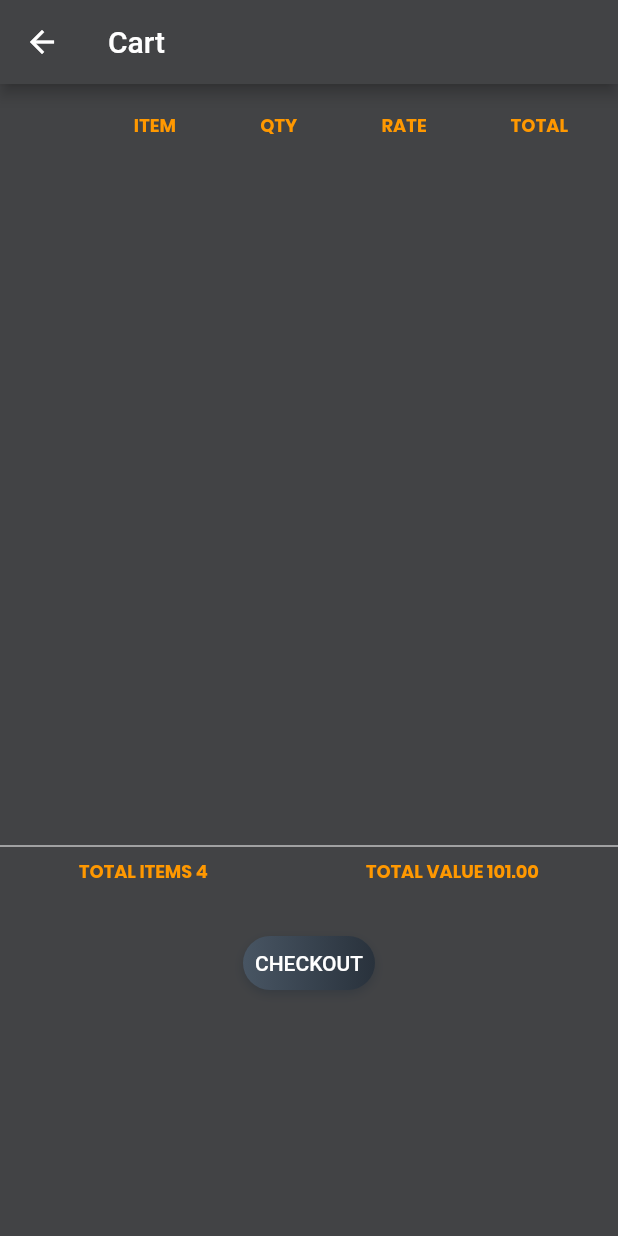
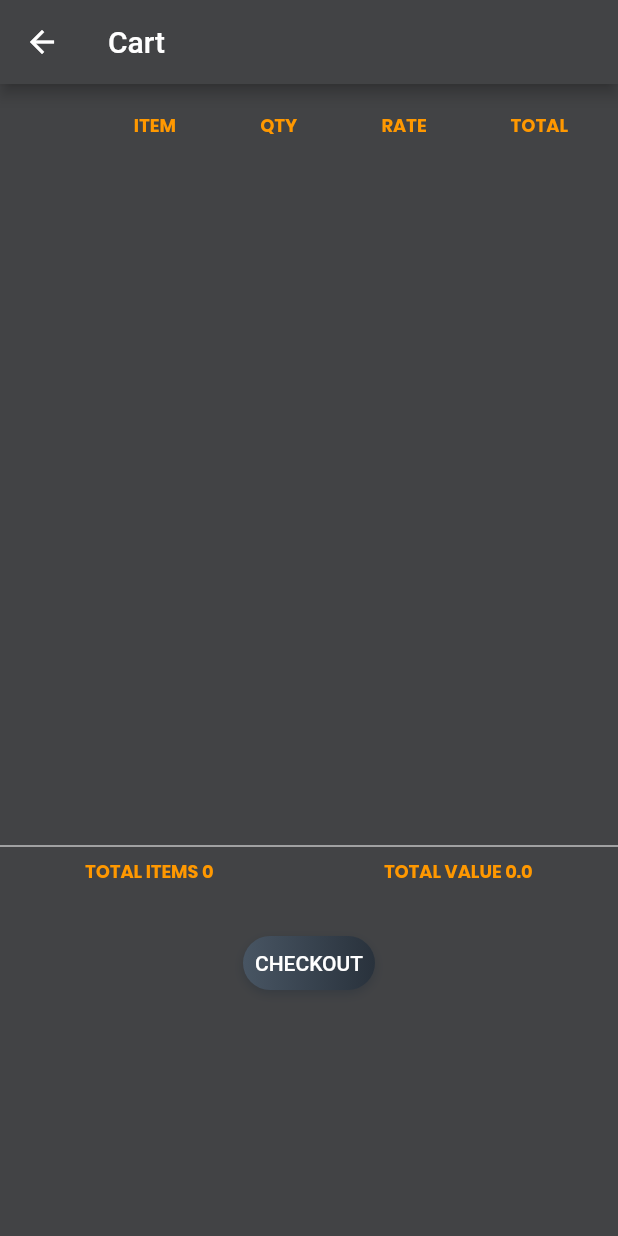
Before and after one commit to dhinesh-venkat/Easy-Shop, a Flutter app: the CartScreen screen opened by its route, on a phone screen of 412 x 824 dp. Run offline on Flutter 3.47's test engine with Material 2 defaults, Android fonts, the light colour scheme and no system bars; drawn by our look-alikes of gradient_widgets; our stand-ins replace cached_network_image, carousel_slider, get_it; network calls fail.

Commit message:
added cart functionality

```diff
--- a/lib/main.dart
+++ b/lib/main.dart
@@ -2,10 +2,12 @@
 import 'package:easy_shop/screens/cart_screen.dart';
 import 'package:flutter/material.dart';
 import 'package:get_it/get_it.dart';
+import 'package:provider/provider.dart';
 import './screens/homepage.dart';
 import './services/group_service.dart';
 import './services/sub_group_service.dart';
 import './services/product_service.dart';
+import './models/cart.dart';
 
 void setupLocator() {
   GetIt.I.registerLazySingleton(() => GroupService());
@@ -17,7 +19,8 @@ void main() {
   setupLocator();
   runApp(
    // DevicePreview(builder: (context) => MyApp(),)
-    MyApp(),
+    ChangeNotifierProvider(create: (context) => Cart(),
+    child: MyApp(),)
   );
 }
 
--- a/lib/screens/cart_screen.dart
+++ b/lib/screens/cart_screen.dart
@@ -1,5 +1,8 @@
+import 'package:easy_shop/models/cart.dart';
 import 'package:flutter/material.dart';
 import 'package:gradient_widgets/gradient_widgets.dart';
+import 'package:provider/provider.dart';
+import '../models/cart.dart';
 
 class CartScreen extends StatelessWidget {
   //const CartScreen({Key key}) : super(key: key);
@@ -16,6 +19,11 @@ class CartScreen extends StatelessWidget {
 
   @override
   Widget build(BuildContext context) {
+    final cart = Provider.of<Cart>(context);
+    List<CartItem> _cartList = List();
+    for (var i in cart.items.values) {
+      _cartList.add(i);
+    }
     return Scaffold(
         backgroundColor: Theme.of(context).primaryColor,
         appBar: AppBar(
@@ -25,6 +33,10 @@ class CartScreen extends StatelessWidget {
           children: <Widget>[
             Container(
               height: 500,
+              child: SingleChildScrollView(
+                scrollDirection: Axis.vertical,
+                child: SingleChildScrollView(
+                  scrollDirection: Axis.horizontal,
                   child: DataTable(
                     columns: <DataColumn>[
                       DataColumn(label: Text("")),
@@ -37,9 +49,33 @@ class CartScreen extends StatelessWidget {
                       DataColumn(label: Text("RATE", style: _style1)),
                       DataColumn(label: Text("TOTAL", style: _style1)),
                     ],
-                rows: [
-                  // DataRow(cells: null)
-                ],
+                    rows: _cartList
+                        .map(((value) => DataRow(cells: <DataCell>[
+                              DataCell(Container(
+                                height: 50,
+                                width: 50,
+                                child: value.imageUrl,
+                              )),
+                              DataCell(Text(
+                                value.itemName,
+                                style: _style2,
+                              )),
+                              DataCell(Text(
+                                value.quantity.toString(),
+                                style: _style2,
+                              )),
+                              DataCell(Text(
+                                value.rate.toString(),
+                                style: _style2,
+                              )),
+                              DataCell(Text(
+                                value.total.toString(),
+                                style: _style2,
+                              ))
+                            ])))
+                        .toList(),
+                  ),
+                ),
               ),
             ),
             Divider(
@@ -49,10 +85,10 @@ class CartScreen extends StatelessWidget {
               mainAxisAlignment: MainAxisAlignment.spaceAround,
               children: <Widget>[
                 Text(
-                  "TOTAL ITEMS 4",
+                  "TOTAL ITEMS ${cart.items.length}",
                   style: _style1,
                 ),
-                Text("TOTAL VALUE 101.00", style: _style1)
+                Text("TOTAL VALUE ${cart.totalAmount}", style: _style1)
               ],
             ),
             SizedBox(
--- a/pubspec.yaml
+++ b/pubspec.yaml
@@ -29,6 +29,7 @@ dependencies:
   carousel_slider: ^2.2.1
   flutter_screenutil: ^2.3.0
   cached_network_image: ^2.3.1
+  provider: ^4.3.2+1
 
 #  device_preview:
 
```
Also changed, not shown: lib/models/cart.dart (+88 -1 lines), lib/widgets/products_grid.dart (+39 -5 lines), pubspec.lock. Lines whose indentation alone changed are shown as unchanged.
